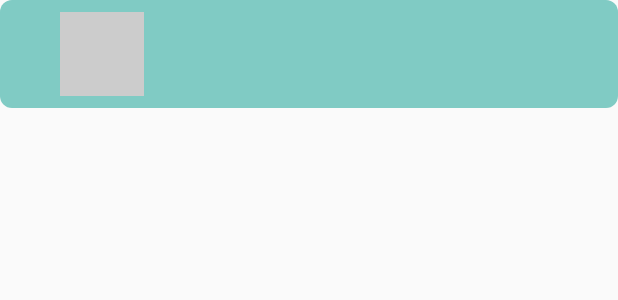
After one commit to Cole-deBoer/Think-About-It, an Android app: the layout item_leaderboard_user.xml on its own in the app's theme, with its tools: preview values and no code run, on a phone screen of 412 x 824 dp. The commit adds this screen. Shown: the top 300 px of the screen. Run offline under Robolectric (Android 15) with nearby library versions, the phone set to English and light mode, and no system bars.

Commit message:
UPDATED: leaderboard to use a recycler view
had to update the layout for it, But it was a quick and dirty, shouldnt be final

```diff
--- /dev/null
+++ b/app/src/main/res/layout/item_leaderboard_user.xml
@@ -0,0 +1,43 @@
+<LinearLayout xmlns:android="http://schemas.android.com/apk/res/android"
+    android:layout_width="match_parent"
+    android:layout_height="72dp"
+    android:orientation="horizontal"
+    android:gravity="center_vertical"
+    android:background="@drawable/leaderboard_item_bg"
+    android:layout_marginBottom="8dp"
+    android:padding="8dp">
+
+    <TextView
+        android:id="@+id/user_rank"
+        android:layout_width="32dp"
+        android:layout_height="wrap_content"
+        android:textStyle="bold"
+        android:textSize="18sp"
+        android:gravity="center"/>
+
+    <ImageView
+        android:id="@+id/user_image"
+        android:layout_width="56dp"
+        android:layout_height="56dp"
+        android:layout_marginEnd="12dp"
+        android:background="#ccc"
+        android:scaleType="fitCenter"/>
+
+    <TextView
+        android:id="@+id/user_name"
+        android:layout_width="0dp"
+        android:layout_height="wrap_content"
+        android:layout_weight="1"
+        android:textSize="18sp"
+        android:textStyle="bold"
+        android:textColor="#222"/>
+
+    <TextView
+        android:id="@+id/user_votes"
+        android:layout_width="40dp"
+        android:layout_height="wrap_content"
+        android:textSize="16sp"
+        android:textStyle="bold"
+        android:gravity="end"
+        android:textColor="#222"/>
+</LinearLayout>
```
Also changed, not shown: app/src/main/java/com/example/thinkaboutit/LeaderboardActivity.kt (+94 -16 lines), app/src/main/java/com/example/thinkaboutit/LeaderboardAdapter.kt (added, +44 -0 lines), app/src/main/java/com/example/thinkaboutit/OnUserImageClicked.kt (added, +7 -0 lines), app/src/main/res/layout/activity_leaderboard.xml (+16 -84 lines), app/src/main/res/layout/dialog_image_expanded.xml (added, +41 -0 lines).
